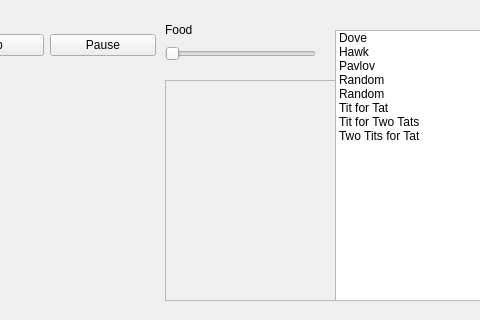
Above: IPDS_QT_Project/mainwindow.ui from MATF-RS20/RS015-ipds-iterated-prisoners-dilemma-simulation before the change; both pictures show x 195 to 675 and y 0 to 320 of the 800 by 600 pixel window. Below: the same form after it.
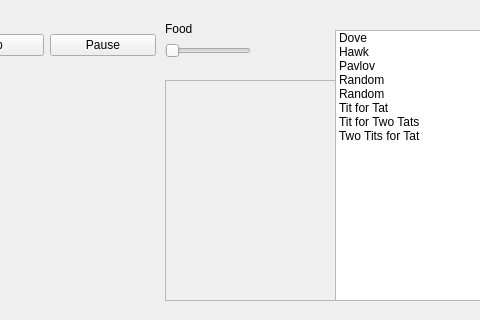
That is the form after the change. Custom widgets are drawn as their Qt base class.

```diff
--- a/IPDS_QT_Project/mainwindow.ui
+++ b/IPDS_QT_Project/mainwindow.ui
@@ -135,8 +135,8 @@
      <rect>
       <x>360</x>
       <y>20</y>
-      <width>151</width>
-      <height>41</height>
+      <width>86</width>
+      <height>38</height>
      </rect>
     </property>
     <layout class="QVBoxLayout" name="verticalLayout">
```
Left out of the diff: 2 changed lines with no effect on the pictures.
